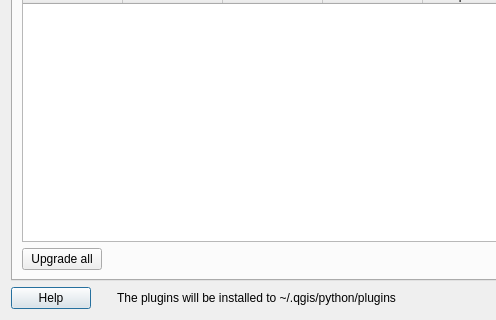
First picture: the form in python/plugins/plugin_installer/qgsplugininstallerbase.ui, repository carsmie/QGIS, before the edit; both pictures show x 0 to 496 and y 89 to 409 of the 799 by 409 pixel window.
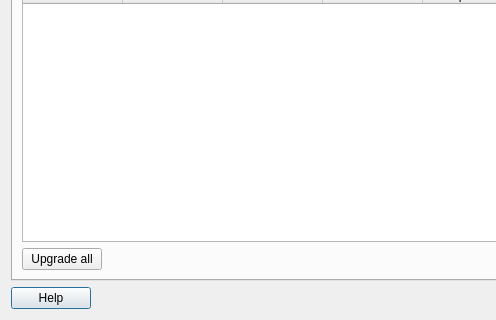
Second picture: the form after the edit. Icons and pictures are not drawn. Custom widgets are drawn as their Qt base class.

```diff
--- a/python/plugins/plugin_installer/qgsplugininstallerbase.ui
+++ b/python/plugins/plugin_installer/qgsplugininstallerbase.ui
@@ -53,7 +53,7 @@
         <string/>
        </property>
        <property name="text">
-        <string>The plugins will be installed to ~/.qgis/python/plugins</string>
+        <string></string>
        </property>
       </widget>
      </item>
```
Left out of the diff: 2 changed lines with no effect on the pictures.
